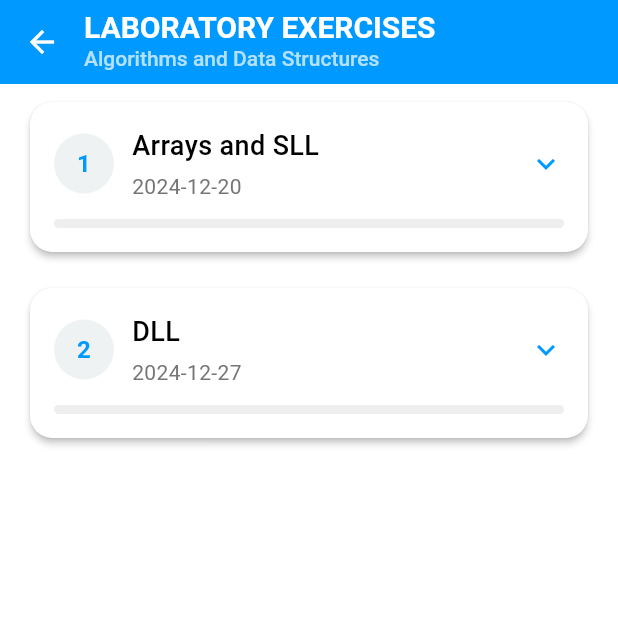
After one commit to KikoTheFinker/LabTrack-FrontEnd, a Flutter app: the CourseDetailsScreen screen opened directly with sample values from the repository, on a phone screen of 412 x 824 dp, the top half of it. The commit adds this screen. Run offline on Flutter 3.47's test engine with Material 3 defaults, Android fonts, the phone set to English and light mode, and no system bars; accounts and stored records are empty.

Commit message:
feat: Add course details screen

```diff
--- a/lib/core/utils/constants.dart
+++ b/lib/core/utils/constants.dart
@@ -40,7 +40,7 @@ final List<Course> courses = [
     name: 'Operating Systems',
     laboratoryExercises: [
       LaboratoryExercise(
-        id: 3,
+        id: 1,
         name: 'Processes and Threads',
         dateTime: DateTime(2024, 12, 21, 15, 0),
         studentPoints: {
@@ -51,7 +51,7 @@ final List<Course> courses = [
         maxPoints: 10,
       ),
       LaboratoryExercise(
-        id: 4,
+        id: 2,
         name: 'Memory Management',
         dateTime: DateTime(2024, 12, 28, 15, 0),
         studentPoints: {
--- /dev/null
+++ b/lib/core/widgets/lab_detail.dart
@@ -0,0 +1,44 @@
+import 'package:flutter/material.dart';
+import '../theme/theme.dart';
+
+class LabDetail extends StatelessWidget {
+  final IconData icon;
+  final String title;
+  final String value;
+
+  const LabDetail({super.key, required this.icon, required this.title, required this.value});
+
+  @override
+  Widget build(BuildContext context) {
+    return Row(
+      children: [
+        Icon(
+          icon,
+          size: 20,
+          color: AppColors.primaryColor,
+        ),
+        const SizedBox(width: 8),
+        Column(
+          crossAxisAlignment: CrossAxisAlignment.start,
+          children: [
+            Text(
+              title,
+              style: const TextStyle(
+                fontSize: 14,
+                fontWeight: FontWeight.w500,
+                color: Colors.grey,
+              ),
+            ),
+            Text(
+              value,
+              style: const TextStyle(
+                fontSize: 16,
+                fontWeight: FontWeight.w600,
+              ),
+            ),
+          ],
+        ),
+      ],
+    );
+  }
+}
--- a/lib/core/widgets/logout_popup.dart
+++ b/lib/core/widgets/logout_popup.dart
@@ -1,4 +1,6 @@
 import 'package:flutter/material.dart';
+
+import '../theme/theme.dart';
 
 class LogoutPopup extends StatelessWidget {
   final VoidCallback onLogout;
@@ -43,7 +45,7 @@ class LogoutPopup extends StatelessWidget {
                 child: const Text(
                   'Cancel',
                   style: TextStyle(
-                    color: Colors.blue,
+                    color: AppColors.primaryColor,
                     fontSize: 16,
                   ),
                 ),
@@ -55,7 +57,7 @@ class LogoutPopup extends StatelessWidget {
                   Navigator.pop(context);
                 },
                 style: ElevatedButton.styleFrom(
-                  backgroundColor: Colors.blue,
+                  backgroundColor: AppColors.primaryColor,
                   shape: RoundedRectangleBorder(
                     borderRadius:
                         BorderRadius.circular(8),
--- /dev/null
+++ b/lib/features/points/presentation/course_details_screen.dart
@@ -0,0 +1,290 @@
+import 'package:flutter/material.dart';
+import 'package:lab_track/core/theme/theme.dart';
+import 'package:lab_track/core/widgets/lab_detail.dart';
+import 'package:lab_track/features/points/models/course.dart';
+
+class CourseDetailsScreen extends StatefulWidget {
+  final Course course;
+  final String studentId;
+
+  const CourseDetailsScreen({
+    super.key,
+    required this.course,
+    required this.studentId,
+  });
+
+  @override
+  State<CourseDetailsScreen> createState() => _CourseDetailsScreenState();
+}
+
+class _CourseDetailsScreenState extends State<CourseDetailsScreen> {
+  int? expandedLabId;
+
+  void toggleLabDetails(int labId) {
+    setState(() {
+      expandedLabId = (expandedLabId == labId) ? null : labId;
+    });
+  }
+
+  @override
+  Widget build(BuildContext context) {
+    return Scaffold(
+      body: CustomScrollView(
+        slivers: [
+          SliverAppBar(
+            expandedHeight: 56,
+            pinned: true,
+            backgroundColor: AppColors.primaryColor,
+            leading: IconButton(
+              icon: const Icon(Icons.arrow_back, color: Colors.white),
+              onPressed: () => Navigator.pop(context),
+            ),
+            flexibleSpace: FlexibleSpaceBar(
+              titlePadding: const EdgeInsets.only(left: 56, bottom: 8),
+              title: Column(
+                crossAxisAlignment: CrossAxisAlignment.start,
+                mainAxisSize: MainAxisSize.min,
+                children: [
+                  const Text(
+                    'LABORATORY EXERCISES',
+                    style: TextStyle(
+                      fontSize: 20,
+                      fontWeight: FontWeight.w600,
+                      color: Colors.white,
+                    ),
+                  ),
+                  Text(
+                    widget.course.name,
+                    style: const TextStyle(
+                      fontSize: 14,
+                      fontWeight: FontWeight.w500,
+                      color: Colors.white70,
+                    ),
+                    overflow: TextOverflow.ellipsis,
+                    maxLines: 1,
+                  ),
+                ],
+              ),
+              centerTitle: false,
+            ),
+          ),
+          SliverList(
+            delegate: SliverChildBuilderDelegate(
+                  (context, index) {
+                final lab = widget.course.laboratoryExercises![index];
+                final studentPoints =
+                    lab.studentPoints[widget.studentId] ?? "Not graded";
+                final isExpanded = expandedLabId == lab.id;
+                final progress = studentPoints == "Not graded"
+                    ? 0.0
+                    : double.parse(studentPoints.toString()) / lab.maxPoints;
+
+                return Padding(
+                  padding: const EdgeInsets.symmetric(
+                      horizontal: 16.0, vertical: 8.0),
+                  child: AnimatedContainer(
+                    duration: const Duration(milliseconds: 200),
+                    curve: Curves.easeInOut,
+                    child: Card(
+                      elevation: isExpanded ? 4 : 2,
+                      shape: RoundedRectangleBorder(
+                        borderRadius: BorderRadius.circular(15),
+                        side: BorderSide(
+                          color: isExpanded
+                              ? AppColors.primaryColor
+                              : Colors.transparent,
+                          width: 1,
+                        ),
+                      ),
+                      child: Column(
+                        children: [
+                          InkWell(
+                            onTap: () => toggleLabDetails(lab.id),
+                            borderRadius: BorderRadius.circular(15),
+                            splashColor: Colors.transparent,
+                            child: Padding(
+                              padding: const EdgeInsets.all(16.0),
+                              child: Column(
+                                children: [
+                                  Row(
+                                    children: [
+                                      Container(
+                                        width: 40,
+                                        height: 40,
+                                        decoration: BoxDecoration(
+                                          color: AppColors.secondaryColor
+                                              .withOpacity(0.1),
+                                          shape: BoxShape.circle,
+                                        ),
+                                        child: Center(
+                                          child: Text(
+                                            '${lab.id}',
+                                            style: const TextStyle(
+                                              fontSize: 16,
+                                              fontWeight: FontWeight.w600,
+                                              color: AppColors.primaryColor,
+                                            ),
+                                          ),
+                                        ),
+                                      ),
+                                      const SizedBox(width: 12),
+                                      Expanded(
+                                        child: Column(
+                                          crossAxisAlignment:
+                                          CrossAxisAlignment.start,
+                                          children: [
+                                            Text(
+                                              lab.name,
+                                              style: const TextStyle(
+                                                fontSize: 18,
+                                                fontWeight: FontWeight.w500,
+                                              ),
+                                            ),
+                                            const SizedBox(height: 4),
+                                            Text(
+                                              lab.dateTime
+                                                  .toLocal()
+                                                  .toString()
+                                                  .split(' ')[0],
+                                              style: TextStyle(
+                                                fontSize: 14,
+                                                color: Colors.grey[600],
+                                              ),
+                                            ),
+                                          ],
+                                        ),
+                                      ),
+                                      Icon(
+                                        isExpanded
+                                            ? Icons.keyboard_arrow_up
+                                            : Icons.keyboard_arrow_down,
+                                        color: AppColors.primaryColor,
+                                      ),
+                                    ],
+                                  ),
+                                  if (!isExpanded) ...[
+                                    const SizedBox(height: 12),
+                                    ClipRRect(
+                                      borderRadius: BorderRadius.circular(10),
+                                      child: LinearProgressIndicator(
+                                        value: progress,
+                                        backgroundColor: Colors.grey[200],
+                                        valueColor:
+                                        const AlwaysStoppedAnimation<Color>(
+                                          AppColors.primaryColor,
+                                        ),
+                                        minHeight: 6,
+                                      ),
+                                    ),
+                                  ],
+                                ],
+                              ),
+                            ),
+                          ),
+                          AnimatedSize(
+                            duration: const Duration(milliseconds: 200),
+                            child: isExpanded
+                                ? Container(
+                              decoration: BoxDecoration(
+                                color: AppColors.secondaryColor
+                                    .withOpacity(0.1),
+                                borderRadius: const BorderRadius.only(
+                                  bottomLeft: Radius.circular(15),
+                                  bottomRight: Radius.circular(15),
+                                ),
+                              ),
+                              padding: const EdgeInsets.all(16),
+                              child: Column(
+                                children: [
+                                  Row(
+                                    children: [
+                                      Expanded(
+                                        child: LabDetail(
+                                          icon: Icons.calendar_today,
+                                          title: 'Date',
+                                          value: lab.dateTime
+                                              .toLocal()
+                                              .toString()
+                                              .split(' ')[0],
+                                        ),
+                                      ),
+                                      Expanded(
+                                        child: LabDetail(
+                                          icon: Icons.access_time,
+                                          title: 'Time',
+                                          value: lab.dateTime
+                                              .toLocal()
+                                              .toString()
+                                              .split(' ')[1]
+                                              .substring(0, 5),
+                                        ),
+                                      ),
+                                    ],
+                                  ),
+                                  const SizedBox(height: 16),
+                                  Column(
+                                    crossAxisAlignment:
+                                    CrossAxisAlignment.start,
+                                    children: [
+                                      const Text(
+                                        'Points',
+                                        style: TextStyle(
+                                          fontSize: 16,
+                                          fontWeight: FontWeight.w500,
+                                        ),
+                                      ),
+                                      const SizedBox(height: 8),
+                                      Stack(
+                                        children: [
+                                          ClipRRect(
+                                            borderRadius:
+                                            BorderRadius.circular(10),
+                                            child:
+                                            LinearProgressIndicator(
+                                              value: progress,
+                                              backgroundColor:
+                                              Colors.grey[200],
+                                              valueColor:
+                                              const AlwaysStoppedAnimation<
+                                                  Color>(
+                                                AppColors.primaryColor,
+                                              ),
+                                              minHeight: 20,
+                                            ),
+                                          ),
+                                          Positioned.fill(
+                                            child: Center(
+                                              child: Text(
+                                                '$studentPoints / ${lab.maxPoints}',
+                                                style: const TextStyle(
+                                                  color: Colors.black,
+                                                  fontWeight:
+                                                  FontWeight.w600,
+                                                  fontSize: 15,
+                                                ),
+                                              ),
+                                            ),
+                                          ),
+                                        ],
+                                      ),
+                                    ],
+                                  ),
+                                ],
+                              ),
+                            )
+                                : Container(),
+                          ),
+                        ],
+                      ),
+                    ),
+                  ),
+                );
+              },
+              childCount: widget.course.laboratoryExercises?.length ?? 0,
+            ),
+          ),
+        ],
+      ),
+    );
+  }
+}
--- a/lib/features/points/presentation/student_home_screen.dart
+++ b/lib/features/points/presentation/student_home_screen.dart
@@ -2,7 +2,9 @@ import 'package:flutter/material.dart';
 import 'package:lab_track/core/widgets/logout_popup.dart';
 import 'package:lab_track/features/auth/auth.dart';
 import 'package:provider/provider.dart';
+import '../../../core/theme/theme.dart';
 import '../models/student.dart';
+import 'course_details_screen.dart';
 
 class StudentHomePage extends StatefulWidget {
   const StudentHomePage({super.key});
@@ -36,7 +38,7 @@ class _StudentHomePageState extends State<StudentHomePage> {
     return Scaffold(
       backgroundColor: Colors.white,
       appBar: AppBar(
-        backgroundColor: Colors.blueAccent,
+        backgroundColor: AppColors.primaryColor,
         title: const Text(
           'My Courses',
           style: TextStyle(fontSize: 22, fontWeight: FontWeight.w500),
@@ -73,7 +75,7 @@ class _StudentHomePageState extends State<StudentHomePage> {
                 contentPadding: const EdgeInsets.symmetric(
                     vertical: 12.0, horizontal: 16.0),
                 hintText: 'Search courses...',
-                prefixIcon: const Icon(Icons.search),
+                prefixIcon: const Icon(Icons.search, color: AppColors.primaryColor,),
                 border: OutlineInputBorder(
                   borderRadius: BorderRadius.circular(12),
                   borderSide: const BorderSide(color: Colors.grey),
@@ -90,7 +92,7 @@ class _StudentHomePageState extends State<StudentHomePage> {
               value: _selectedSemester,
               hint: const Text('Filter by Semester'),
               isExpanded: true,
-              icon: const Icon(Icons.arrow_drop_down),
+              icon: const Icon(Icons.arrow_drop_down, color: AppColors.primaryColor),
               underline: const SizedBox(),
               borderRadius: BorderRadius.circular(12),
               style: const TextStyle(fontSize: 16, color: Colors.black),
@@ -117,7 +119,7 @@ class _StudentHomePageState extends State<StudentHomePage> {
                   ? const Center(
                       child: Text(
                         'No courses found.',
-                        style: TextStyle(fontSize: 16, color: Colors.grey),
+                        style: TextStyle(fontSize: 16, color: AppColors.primaryColor),
                       ),
                     )
                   : ListView.builder(
@@ -145,25 +147,29 @@ class _StudentHomePageState extends State<StudentHomePage> {
                                   course.name,
                                   style: const TextStyle(
                                       fontSize: 18,
-                                      fontWeight: FontWeight.w600),
+                                      fontWeight: FontWeight.w500),
                                   overflow: TextOverflow.ellipsis,
                                   maxLines: 1,
                                 ),
                                 subtitle: Text(
                                   'Semester ${course.semester}',
-                                  style: const TextStyle(color: Colors.grey),
+                                  style: const TextStyle(color: AppColors.primaryColor, fontWeight: FontWeight.w500),
                                   overflow: TextOverflow.ellipsis,
                                   maxLines: 1,
                                 ),
                                 trailing: const Icon(
                                   Icons.chevron_right,
-                                  color: Colors.blueAccent,
+                                  color: AppColors.secondaryColor
                                 ),
                                 onTap: () {
-                                  Navigator.pushNamed(
+                                  Navigator.push(
                                     context,
-                                    '/course_details',
-                                    arguments: course,
+                                    MaterialPageRoute(
+                                      builder: (context) => CourseDetailsScreen(
+                                        course: course,
+                                        studentId: currentUser.username.toString(),
+                                      ),
+                                    ),
                                   );
                                 },
                                 tileColor: Colors.white,
--- a/pubspec.yaml
+++ b/pubspec.yaml
@@ -28,8 +28,8 @@ flutter:
   fonts:
     - family: Poppins
       fonts:
-        - asset: lib/assets/fonts/Poppins-Regular.ttf
-        - asset: lib/assets/fonts/Poppins-Medium.ttf
+        - asset: lib/assets/fonts/Roboto-Regular.ttf
+        - asset: lib/assets/fonts/Roboto-Medium.ttf
           weight: 500
-        - asset: lib/assets/fonts/Poppins-Bold.ttf
+        - asset: lib/assets/fonts/Roboto-Bold.ttf
           weight: 700
```
Also changed, not shown: lib/assets/fonts/Poppins-Bold.ttf (deleted), lib/assets/fonts/Poppins-Medium.ttf (deleted), lib/assets/fonts/Poppins-Regular.ttf (deleted), lib/assets/fonts/Roboto-Bold.ttf (added), lib/assets/fonts/Roboto-Medium.ttf (added), lib/assets/fonts/Roboto-Regular.ttf (added), pubspec.lock.
